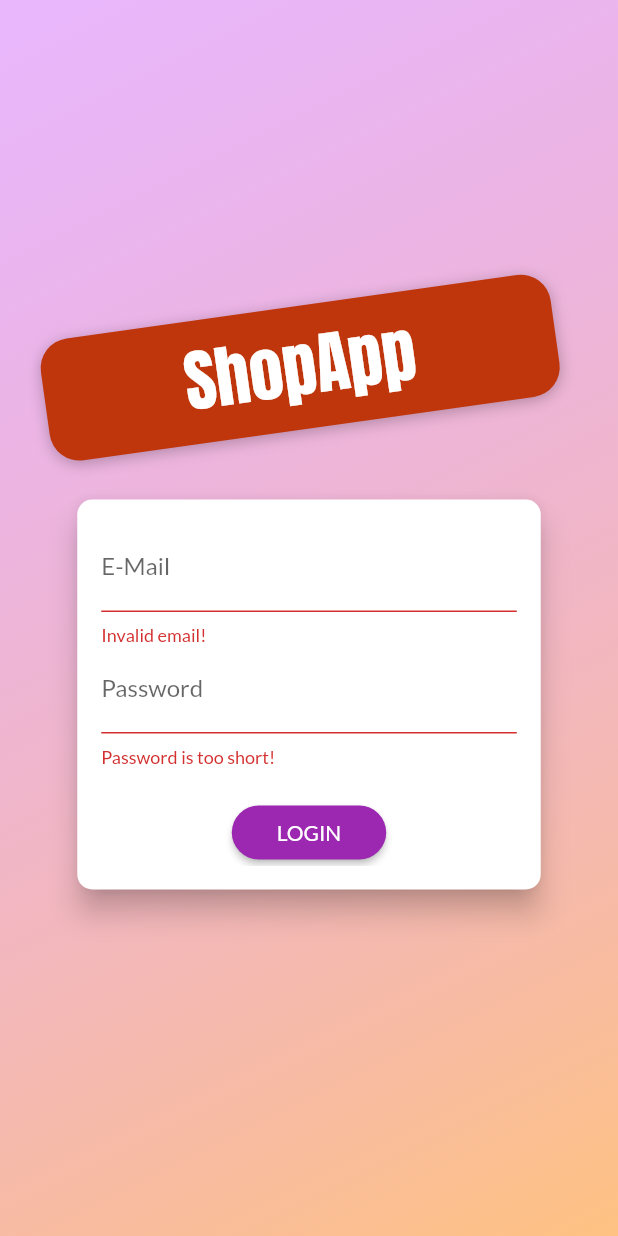
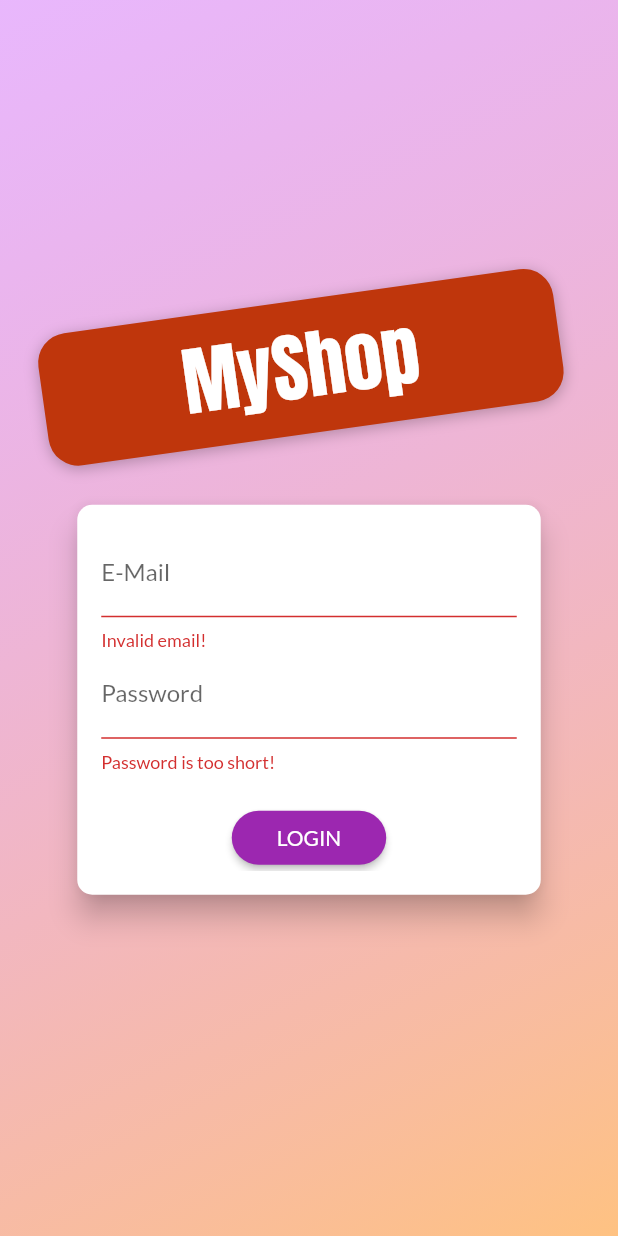
Before and after one commit to RshnGpt26/My-Shop-App, a Flutter app: the screen it shows after launch, after a tap on "LOGIN", on a phone screen of 412 x 824 dp. Run offline on Flutter 3.47's test engine with Material 2 defaults, Android fonts, the phone set to English and light mode, and no system bars; our stand-ins replace shared_preferences; network calls fail.

Commit message:
It is a new commit

```diff
--- a/lib/main.dart
+++ b/lib/main.dart
@@ -9,6 +9,7 @@ import 'providers/order.dart';
 import 'providers/auth.dart';
 
 // Screens
+import 'screens/splash_screen.dart';
 import 'screens/product_overview_screen.dart';
 import 'screens/auth_screen.dart';
 import 'screens/edit_product_screen.dart';
@@ -27,14 +28,19 @@ class MyApp extends StatelessWidget {
         ChangeNotifierProvider(
           create: (_) => Auth(),
         ),
-          ChangeNotifierProvider(
-            create: (_) => Products(),
+        ChangeNotifierProxyProvider<Auth, Products>(
+          update: (ctx, auth, previousProducts) => Products(
+            auth.token,
+            auth.userId,
+            previousProducts == null ? [] : previousProducts.items,
+          ),
         ),
         ChangeNotifierProvider(
           create: (_) => Cart(),
         ),
-          ChangeNotifierProvider(
-            create: (_) => Orders(),
+        ChangeNotifierProxyProvider<Auth, Orders>(
+          update: (ctx, auth, previousOrders) => Orders(auth.token, auth.userId,
+              previousOrders == null ? [] : previousOrders.orders),
         ),
       ],
       child: Consumer<Auth>(
@@ -45,7 +51,16 @@ class MyApp extends StatelessWidget {
             accentColor: Colors.deepOrange,
             fontFamily: 'Lato',
           ),
-            home: auth.isAuth ? ProductsOverviewScreen() : AuthScreen(),
+          home: auth.isAuth
+              ? ProductsOverviewScreen()
+              : FutureBuilder(
+                  future: auth.tryAutoLogin(),
+                  builder: (ctx, authResultSnapshot) =>
+                      authResultSnapshot.connectionState ==
+                              ConnectionState.waiting
+                          ? SplashScreen()
+                          : AuthScreen(),
+                ),
           routes: {
             ProductDetailScreen.routeName: (ctx) => ProductDetailScreen(),
             CartScreen.routeName: (ctx) => CartScreen(),
@@ -54,6 +69,7 @@ class MyApp extends StatelessWidget {
             EditProductScreen.routeName: (ctx) => EditProductScreen(),
           },
         ),
-        ));
+      ),
+    );
   }
 }
--- a/lib/providers/auth.dart
+++ b/lib/providers/auth.dart
@@ -1,8 +1,10 @@
 // Packages
+import 'dart:async';
 import 'dart:convert';
 
 import 'package:flutter/widgets.dart';
 import 'package:http/http.dart' as http;
+import 'package:shared_preferences/shared_preferences.dart';
 
 // Models
 import '../models/http_exception.dart';
@@ -11,6 +13,7 @@ class Auth with ChangeNotifier {
   String _token;
   DateTime _expiryDate;
   String _userId;
+  Timer _authTimer;
 
   bool get isAuth {
     return token != null;
@@ -25,12 +28,16 @@ class Auth with ChangeNotifier {
     return null;
   }
 
+  String get userId {
+    return _userId;
+  }
+
   Future<void> _authenticate(
       String email, String password, String urlSegment) async {
+    final url =
+        'https://identitytoolkit.googleapis.com/v1/accounts:$urlSegment?key=AIzaSyA-JXbNf1IbUI1w4AzbI8tXLRX8Srx756o';
+        // 'https://www.googleapis.com/identitytoolkit/v3/relyingparty/$urlSegment?key=AIzaSyC13spCwP_f_SalxEbkB-wjedoF8iYENlQ';
     try {
-      // https://identitytoolkit.googleapis.com/v1/accounts:signUp?key=[API_KEY]
-      final url =
-          'https://identitytoolkit.googleapis.com/v1/accounts:$urlSegment?key=AIzaSyA-JXbNf1IbUI1w4AzbI8tXLRX8Srx756o';
       final response = await http.post(
         Uri.parse(url),
         body: json.encode(
@@ -55,7 +62,15 @@ class Auth with ChangeNotifier {
           ),
         ),
       );
+      _autoLogout();
       notifyListeners();
+      final prefs = await SharedPreferences.getInstance();
+      final userData = json.encode({
+        'token': _token,
+        'userId': _userId,
+        'expiryDate': _expiryDate.toIso8601String(),
+      });
+      prefs.setString('userData', userData);
     } catch (err) {
       throw err;
     }
@@ -63,9 +78,52 @@ class Auth with ChangeNotifier {
 
   Future<void> signup(String email, String password) async {
     return _authenticate(email, password, 'signUp');
+    // return _authenticate(email, password, 'signupNewUser');
   }
 
   Future<void> login(String email, String password) async {
+    print('Hello');
     return _authenticate(email, password, 'signInWithPassword');
+    // return _authenticate(email, password, 'verifyPassword');
+  }
+
+  Future<bool> tryAutoLogin() async {
+    final prefs = await SharedPreferences.getInstance();
+    if (!prefs.containsKey('userData')) {
+      return false;
+    }
+    final extractedUserData =
+        json.decode(prefs.getString('userData')) as Map<String, Object>;
+    final expiryDate = DateTime.parse(extractedUserData['expiryDate']);
+    if (expiryDate.isBefore(DateTime.now())) {
+      return false;
+    }
+    _token = extractedUserData['token'];
+    _userId = extractedUserData['userId'];
+    _expiryDate = expiryDate;
+    notifyListeners();
+    _autoLogout();
+    return true;
+  }
+
+  Future<void> logout() async {
+    _token = null;
+    _userId = null;
+    _expiryDate = null;
+    if (_authTimer != null) {
+      _authTimer.cancel();
+      _authTimer = null;
+    }
+    notifyListeners();
+    final prefs = await SharedPreferences.getInstance();
+    prefs.clear();
+  }
+
+  void _autoLogout() {
+    if (_authTimer != null) {
+      _authTimer.cancel();
+    }
+    final timeToExpiry = _expiryDate.difference(DateTime.now()).inSeconds;
+    _authTimer = Timer(Duration(seconds: timeToExpiry), logout);
   }
 }
--- a/lib/providers/order.dart
+++ b/lib/providers/order.dart
@@ -23,14 +23,18 @@ class OrderItem {
 
 class Orders with ChangeNotifier {
   List<OrderItem> _orders = [];
+  final String authToken;
+  final String userId;
+
+  Orders(this.authToken, this.userId, this._orders);
 
   List<OrderItem> get orders {
     return [..._orders];
   }
 
   Future<void> fetchAndSetOrders() async {
-    const url =
-        'https://shop-app-552b8-default-rtdb.firebaseio.com/orders.json';
+    final url =
+        'https://shop-app-552b8-default-rtdb.firebaseio.com/orders/$userId.json?auth=$authToken';
     final response = await http.get(Uri.parse(url));
     // print(json.decode(response.body));
     final List<OrderItem> loadedOrders = [];
@@ -64,8 +68,8 @@ class Orders with ChangeNotifier {
   }
 
   Future<void> addOrder(List<CartItem> cartProducts, double total) async {
-    const url =
-        'https://shop-app-552b8-default-rtdb.firebaseio.com/orders.json';
+    final url =
+        'https://shop-app-552b8-default-rtdb.firebaseio.com/orders.json?auth=$authToken';
     final timeStamp = DateTime.now();
     final response = await http.post(Uri.parse(url),
         body: json.encode({
--- a/lib/screens/auth_screen.dart
+++ b/lib/screens/auth_screen.dart
@@ -1,5 +1,6 @@
 // packages
 import 'dart:math';
+
 import 'package:flutter/material.dart';
 import 'package:provider/provider.dart';
 
@@ -64,11 +65,11 @@ class AuthScreen extends StatelessWidget {
                         ],
                       ),
                       child: Text(
-                        'ShopApp',
+                        'MyShop',
                         style: TextStyle(
                           color:
                               Theme.of(context).accentTextTheme.headline6.color,
-                          fontSize: 45,
+                          fontSize: 50,
                           fontFamily: 'Anton',
                           fontWeight: FontWeight.normal,
                         ),
@@ -112,22 +113,21 @@ class _AuthCardState extends State<AuthCard> {
     showDialog(
       context: context,
       builder: (ctx) => AlertDialog(
-        title: Text('An Error Occured'),
+        title: Text('An Error Occurred!'),
         content: Text(message),
-        actions: [
+        actions: <Widget>[
           FlatButton(
+            child: Text('Okay'),
             onPressed: () {
               Navigator.of(ctx).pop();
             },
-            child: Text('Okay'),
-          ),
+          )
         ],
       ),
     );
   }
 
-  void _submit() async {
-    print('Hello');
+  Future<void> _submit() async {
     if (!_formKey.currentState.validate()) {
       // Invalid!
       return;
@@ -139,7 +139,7 @@ class _AuthCardState extends State<AuthCard> {
     try {
       if (_authMode == AuthMode.Login) {
         // Log user in
-        await Provider.of<Auth>(context).login(
+        await Provider.of<Auth>(context, listen: false).login(
           _authData['email'],
           _authData['password'],
         );
@@ -149,27 +149,27 @@ class _AuthCardState extends State<AuthCard> {
           _authData['email'],
           _authData['password'],
         );
-        print('Bye');
       }
-    } on HttpException catch (err) {
-      var errorMessage = 'Authentication Failed';
-      if (err.toString().contains('EMAIL_EXISTS')) {
-        errorMessage = 'Email already in use';
-      } else if (err.toString().contains('INVALID_EMAIL')) {
-        errorMessage = 'Entered Email is not a valid email';
-      } else if (err.toString().contains('WEAK_PASSWORD')) {
-        errorMessage = 'Please Enter a strong password';
-      } else if (err.toString().contains('EMAIL_NOT_FOUND')) {
-        errorMessage = 'Could not find an user with the entered Email';
-      } else if (err.toString().contains('INVALID_PASSWORD')) {
-        errorMessage = 'Invalid Password';
+    } on HttpException catch (error) {
+      var errorMessage = 'Authentication failed';
+      if (error.toString().contains('EMAIL_EXISTS')) {
+        errorMessage = 'This email address is already in use.';
+      } else if (error.toString().contains('INVALID_EMAIL')) {
+        errorMessage = 'This is not a valid email address';
+      } else if (error.toString().contains('WEAK_PASSWORD')) {
+        errorMessage = 'This password is too weak.';
+      } else if (error.toString().contains('EMAIL_NOT_FOUND')) {
+        errorMessage = 'Could not find a user with that email.';
+      } else if (error.toString().contains('INVALID_PASSWORD')) {
+        errorMessage = 'Invalid password.';
       }
       _showErrorDialog(errorMessage);
-    } catch (err) {
+    } catch (error) {
       const errorMessage =
           'Could not authenticate you. Please try again later.';
       _showErrorDialog(errorMessage);
     }
+
     setState(() {
       _isLoading = false;
     });
@@ -213,8 +213,6 @@ class _AuthCardState extends State<AuthCard> {
                     if (value.isEmpty || !value.contains('@')) {
                       return 'Invalid email!';
                     }
-                    return null;
-                    // return null;
                   },
                   onSaved: (value) {
                     _authData['email'] = value;
@@ -228,7 +226,6 @@ class _AuthCardState extends State<AuthCard> {
                     if (value.isEmpty || value.length < 5) {
                       return 'Password is too short!';
                     }
-                    return null;
                   },
                   onSaved: (value) {
                     _authData['password'] = value;
@@ -244,7 +241,6 @@ class _AuthCardState extends State<AuthCard> {
                             if (value != _passwordController.text) {
                               return 'Passwords do not match!';
                             }
-                            return null;
                           }
                         : null,
                   ),
--- /dev/null
+++ b/lib/screens/splash_screen.dart
@@ -0,0 +1,14 @@
+import 'package:flutter/material.dart';
+
+class SplashScreen extends StatelessWidget {
+  const SplashScreen({Key key}) : super(key: key);
+
+  @override
+  Widget build(BuildContext context) {
+    return Scaffold(
+      body: Center(
+        child: Text('Loading...'),
+      ),
+    );
+  }
+}
--- a/lib/widgets/product_item.dart
+++ b/lib/widgets/product_item.dart
@@ -3,6 +3,7 @@ import 'package:flutter/material.dart';
 import 'package:provider/provider.dart';
 
 // Providers
+import '../providers/auth.dart';
 import '../providers/cart.dart';
 import '../providers/product.dart';
 
@@ -14,6 +15,7 @@ class ProductItem extends StatelessWidget {
   Widget build(BuildContext context) {
     final product = Provider.of<Product>(context, listen: false);
     final cart = Provider.of<Cart>(context, listen: false);
+    final authData = Provider.of<Auth>(context, listen: false);
     return ClipRRect(
       borderRadius: BorderRadius.circular(10),
       child: GridTile(
@@ -35,7 +37,7 @@ class ProductItem extends StatelessWidget {
             // Consumer used for only rebuild IconButton widget in this widget tree.
             builder: (ctx, product, _) => IconButton(
               onPressed: () {
-                product.toggleFavoriteStatus();
+                product.toggleFavoriteStatus(authData.token, authData.userId);
               },
               icon: product.isFavorite
                   ? Icon(Icons.favorite)
```
Also changed, not shown: lib/providers/product.dart (+4 -6 lines), lib/providers/products.dart (+29 -14 lines), lib/screens/user_products_screen.dart (+14 -3 lines), lib/widgets/app_drawer.dart (+16 -1 lines), pubspec.yaml (+10 -12 lines), pubspec.lock, 1 other file. Lines whose indentation alone changed are shown as unchanged.
